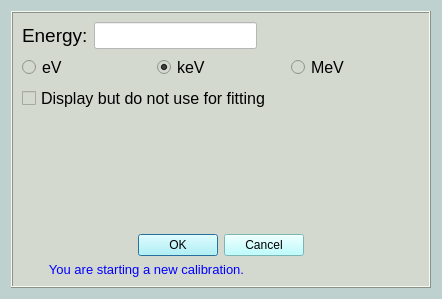
Qt form nasagamma/win_erg_cal.ui (mauricioAyllon/NASA-gamma) before a commit.
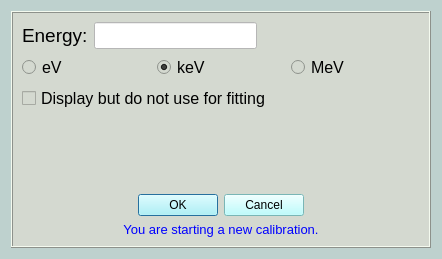
The same form after that commit.

Diff of the .ui file:
```diff
--- a/nasagamma/win_erg_cal.ui
+++ b/nasagamma/win_erg_cal.ui
@@ -7,7 +7,7 @@
     <x>0</x>
     <y>0</y>
     <width>442</width>
-    <height>299</height>
+    <height>259</height>
    </rect>
   </property>
   <property name="windowTitle">
@@ -41,21 +41,6 @@
         </property>
        </widget>
       </item>
-      <item row="6" column="0">
-       <widget class="QLabel" name="label_ecal_warning">
-        <property name="font">
-         <font>
-          <pointsize>10</pointsize>
-         </font>
-        </property>
-        <property name="text">
-         <string>&lt;html&gt;&lt;head/&gt;&lt;body&gt;&lt;p&gt;&lt;span style=&quot; color:#0000ff;&quot;&gt;You are starting a new calibration.&lt;/span&gt;&lt;/p&gt;&lt;/body&gt;&lt;/html&gt;</string>
-        </property>
-        <property name="alignment">
-         <set>Qt::AlignCenter</set>
-        </property>
-       </widget>
-      </item>
       <item row="1" column="0" colspan="2">
        <layout class="QGridLayout" name="gridLayout">
         <item row="0" column="1">
@@ -239,6 +224,21 @@
         </item>
        </layout>
       </item>
+      <item row="6" column="0" colspan="2">
+       <widget class="QLabel" name="label_ecal_warning">
+        <property name="font">
+         <font>
+          <pointsize>10</pointsize>
+         </font>
+        </property>
+        <property name="text">
+         <string>&lt;html&gt;&lt;head/&gt;&lt;body&gt;&lt;p&gt;&lt;span style=&quot; color:#0000ff;&quot;&gt;You are starting a new calibration.&lt;/span&gt;&lt;/p&gt;&lt;/body&gt;&lt;/html&gt;</string>
+        </property>
+        <property name="alignment">
+         <set>Qt::AlignCenter</set>
+        </property>
+       </widget>
+      </item>
      </layout>
     </widget>
    </item>
```
Left out of the diff: 5 changed lines with no effect on the pictures.
